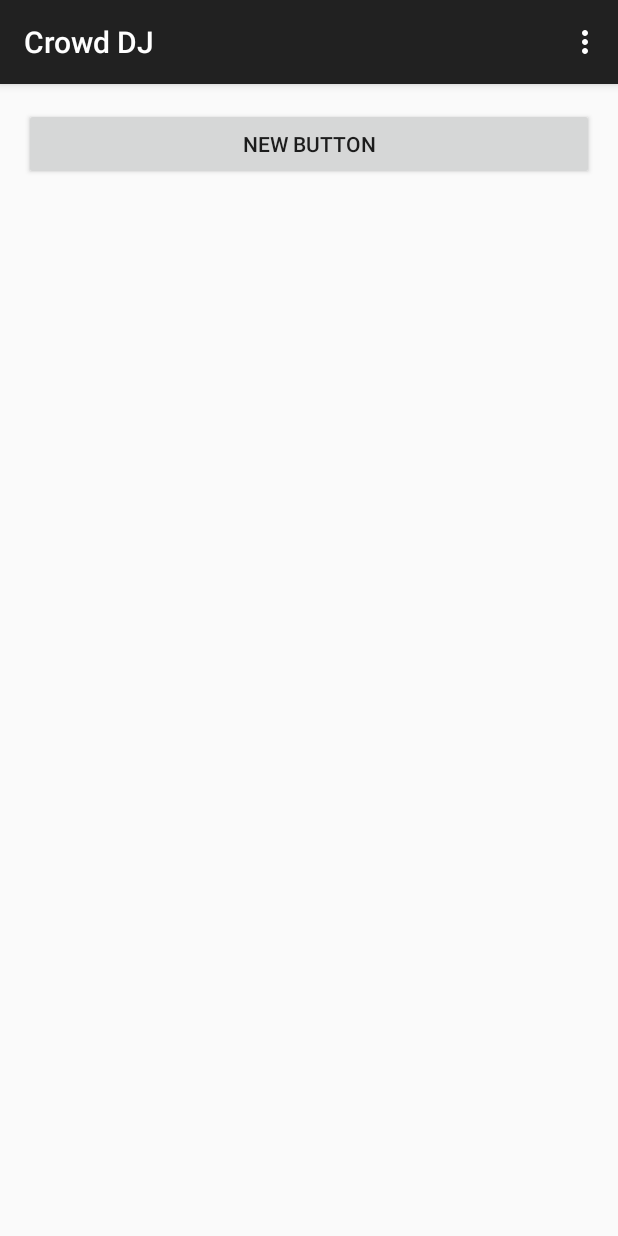
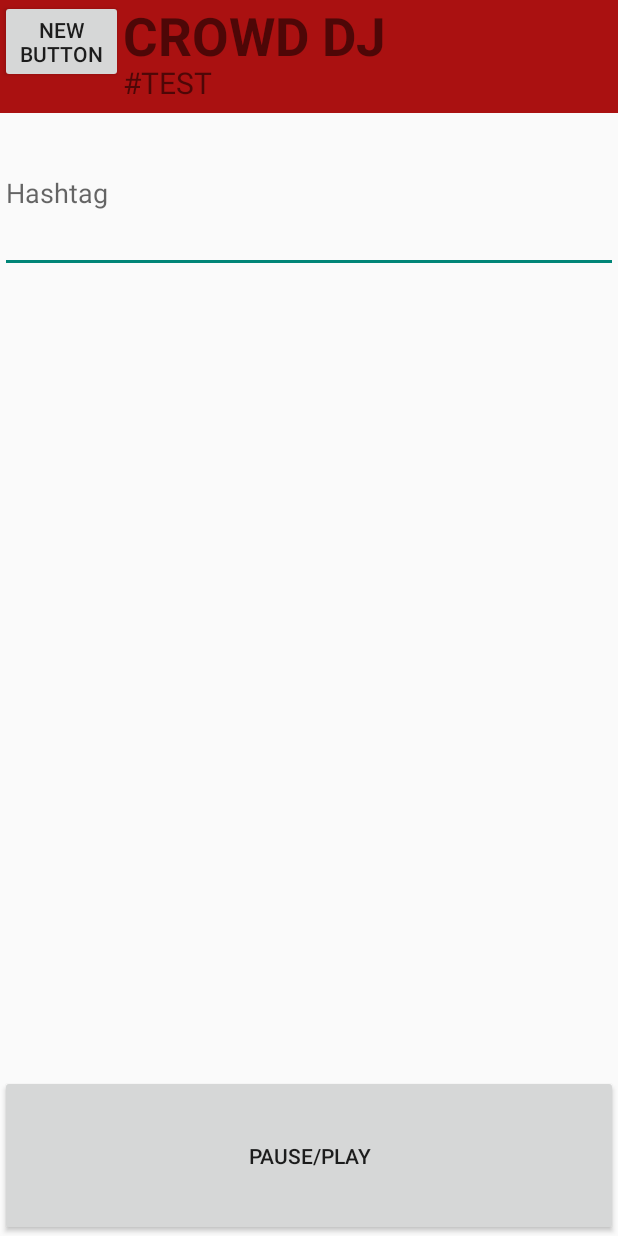
Before and after one commit to jacoblubecki/crowddj---CodeRED, an Android app: the screen it shows after launch (djActivity), on a phone screen of 412 x 824 dp. Run offline under Robolectric (Android 15) with nearby library versions, the phone set to English and light mode, and no system bars; our stand-ins replace Timber; libraries missing offline, so code that uses them is left out: com.spotify.sdk, retrofit.client; 5 statements that could not run were skipped.

Commit message:
added ui

```diff
--- a/app/src/main/java/com/lubecki/crowddj/djActivity.java
+++ b/app/src/main/java/com/lubecki/crowddj/djActivity.java
@@ -1,34 +1,25 @@
 package com.lubecki.crowddj;
 
-import android.content.SharedPreferences;
-import android.support.v7.app.ActionBarActivity;
+import android.app.Activity;
+import android.content.Intent;
 import android.os.Bundle;
-import android.util.Log;
-import android.content.Intent;
-import android.view.Menu;
-import android.view.MenuItem;
 import android.view.View;
 
 import com.lubecki.crowddj.managers.PlaylistManager;
+import com.lubecki.crowddj.spotify.SpotifyAuthenticator;
 import com.lubecki.crowddj.twitter.model.SearchList;
 import com.lubecki.crowddj.twitter.model.Tweet;
 import com.lubecki.crowddj.twitter.webapi.TwitterAPI;
 import com.lubecki.crowddj.twitter.webapi.TwitterService;
 
+import java.util.HashSet;
+
 import retrofit.Callback;
 import retrofit.RetrofitError;
 import retrofit.client.Response;
-
-import com.lubecki.crowddj.spotify.EndTrackCallBack;
-import com.lubecki.crowddj.spotify.SpotifyAuthenticator;
-import com.lubecki.crowddj.spotify.SpotifyPlayer;
-
-import java.util.ArrayList;
-import java.util.HashSet;
-
 import timber.log.Timber;
 
-public class djActivity extends ActionBarActivity {
+public class djActivity extends Activity {
 
     private static djActivity instance;
     private PlaylistManager manager;
@@ -70,27 +61,6 @@ public class djActivity extends ActionBarActivity {
         }
     }
 
-    @Override
-    public boolean onCreateOptionsMenu(Menu menu) {
-        // Inflate the menu; this adds items to the action bar if it is present.
-        getMenuInflater().inflate(R.menu.menu_dj, menu);
-        return true;
-    }
-
-    @Override
-    public boolean onOptionsItemSelected(MenuItem item) {
-        // Handle action bar item clicks here. The action bar will
-        // automatically handle clicks on the Home/Up button, so long
-        // as you specify a parent activity in AndroidManifest.xml.
-        int id = item.getItemId();
-
-        //noinspection SimplifiableIfStatement
-        if (id == R.id.action_settings) {
-            return true;
-        }
-
-        return super.onOptionsItemSelected(item);
-    }
 
     public void refresh(View view) {
         TwitterAPI api = TwitterAPI.getInstance();
--- a/app/src/main/res/layout/activity_dj.xml
+++ b/app/src/main/res/layout/activity_dj.xml
@@ -1,26 +1,74 @@
 <RelativeLayout xmlns:android="http://schemas.android.com/apk/res/android"
     xmlns:tools="http://schemas.android.com/tools" android:layout_width="match_parent"
-    android:layout_height="match_parent" android:paddingLeft="@dimen/activity_horizontal_margin"
-    android:paddingRight="@dimen/activity_horizontal_margin"
-    android:paddingTop="@dimen/activity_vertical_margin"
-    android:paddingBottom="@dimen/activity_vertical_margin" tools:context=".djActivity">
-
+    android:layout_height="match_parent" tools:context=".djActivity"
+    >
+    <LinearLayout
+        android:orientation="horizontal"
+        android:layout_width="fill_parent"
+        android:layout_height="75dp"
+        android:background="@color/redTop"
+        android:id="@+id/linearLayout">
         <Button
-        android:layout_width="wrap_content"
             android:layout_height="wrap_content"
+            android:layout_width="0dp"
+            android:layout_weight="1"
             android:text="New Button"
             android:id="@+id/button"
-        android:layout_alignParentTop="true"
-        android:layout_alignParentRight="true"
-        android:layout_alignParentEnd="true"
+            android:layout_alignParentBottom="true"
             android:layout_alignParentLeft="true"
-        android:layout_alignParentStart="true"
+            android:layout_alignParentStart="false"
             android:onClick="refresh"/>
+        <LinearLayout
+            android:orientation="vertical"
+            android:layout_width="0dp"
+            android:layout_height="fill_parent"
+            android:layout_weight="4">
+
+            <TextView
+                android:layout_width="fill_parent"
+                android:layout_weight="5"
+                android:layout_height="0dp"
+                android:text="CROWD DJ"
+                android:textSize="35dp"
+                android:textStyle="bold"
+                 />
+            <TextView
+                android:layout_width="fill_parent"
+                android:layout_height="0dp"
+                android:layout_weight="4"
+                android:textSize="20dp"
+                android:text="#TEST"/>
+        </LinearLayout>
+
+        </LinearLayout>
+    <LinearLayout
+        android:orientation="vertical"
+        android:layout_width="match_parent"
+        android:layout_height="match_parent"
+        android:layout_below="@+id/linearLayout">
+
+        <EditText
+            android:layout_width="match_parent"
+            android:layout_height="0dp"
+            android:layout_weight="1"
+            android:hint="Hashtag"/>
+
+
 
         <ListView
             android:layout_width="wrap_content"
-        android:layout_height="wrap_content"
+            android:layout_height="0dp"
             android:id="@+id/listView"
             android:layout_centerHorizontal="true"
-        android:layout_below="@+id/button" />
+            android:layout_below="@+id/button"
+            android:layout_weight="5"/>
+        <Button
+            android:layout_width="match_parent"
+            android:layout_height="0dp"
+            android:layout_weight="1"
+            android:text="pause/play"
+            android:onClick="PausePlay"
+           />
+        </LinearLayout>
+
 </RelativeLayout>
--- /dev/null
+++ b/app/src/main/res/values/colors.xml
@@ -0,0 +1,15 @@
+<?xml version="1.0" encoding="utf-8"?>
+<resources>
+
+    <!-- Generic Colors !-->
+    <color name="redTop">#aa1111</color>
+    <color name="redTopShadow">#8c0f0f</color>
+    <color name="titleText">#Fdadad</color>
+    <color name="darkGray">#303030</color>
+    <color name="menuBackground">#c1c1c1</color>
+    <color name="menuBoxes">#adadad</color>
+    <color name="buttonColors">#8e8e8e</color>
+    <color name="highlighted">#9b9b9b</color>
+
+    <!-- Specific piece colors !-->
+</resources>
```
Also changed, not shown: 3 other files. Lines whose indentation alone changed are shown as unchanged.
